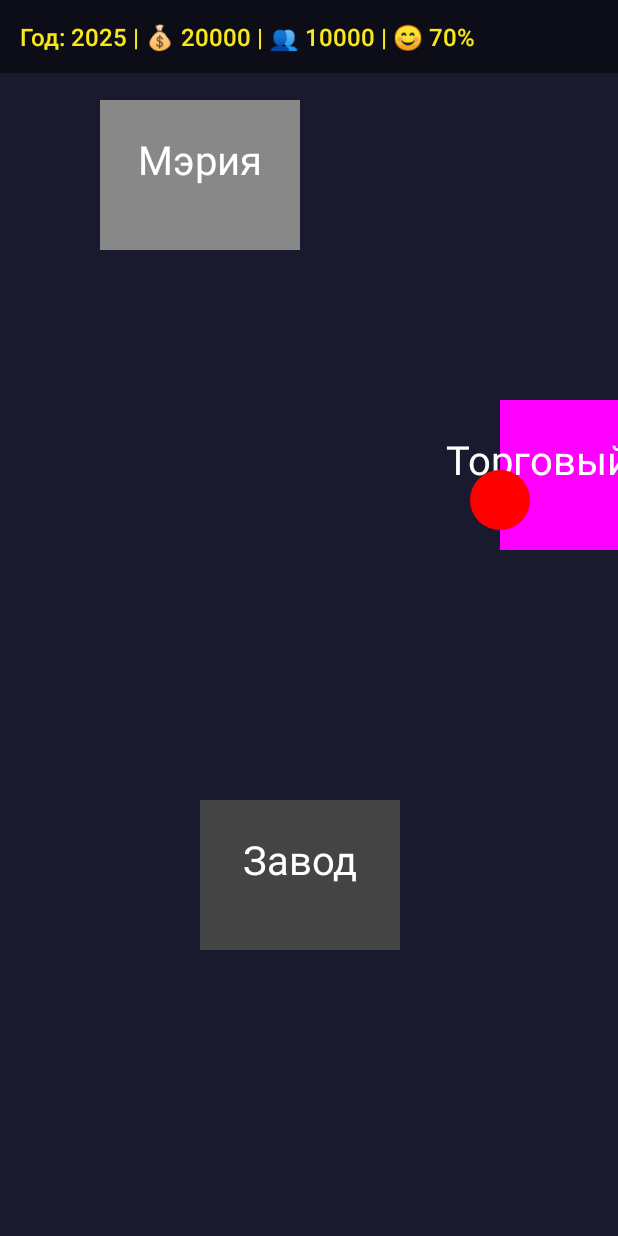
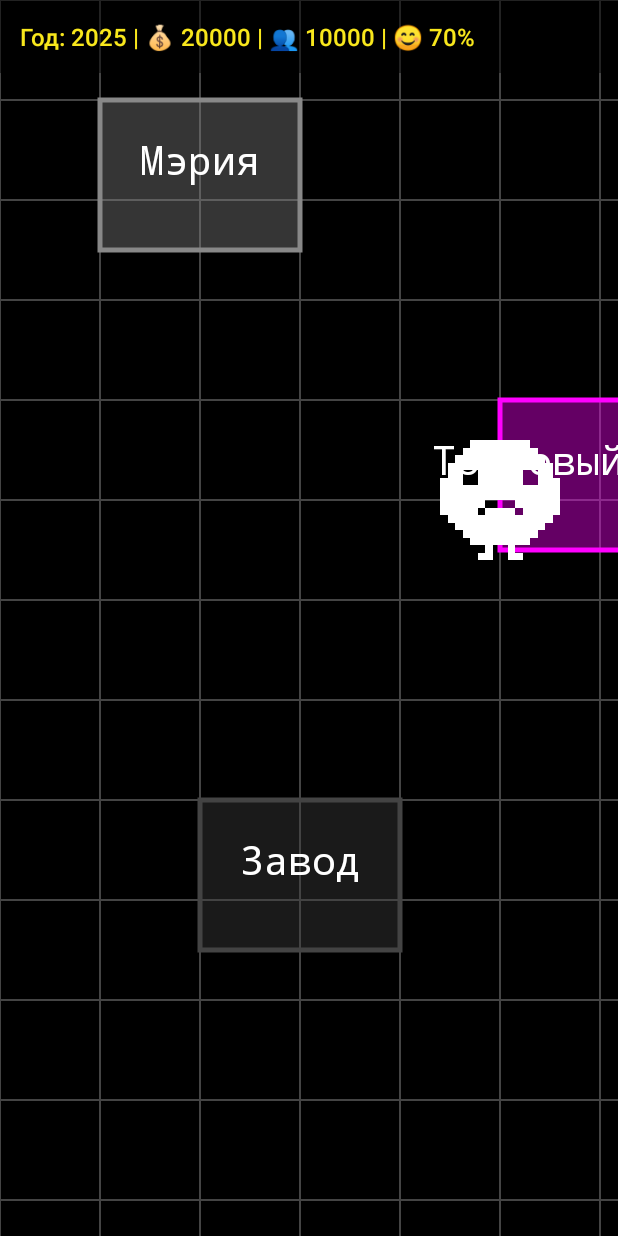
Before and after one commit to FUJAKEY/mobile_game, an Android app: the screen it shows after launch (MainActivity), after a tap on "ЛЕГКО", on a phone screen of 412 x 824 dp. Run offline under Robolectric (Android 15) with nearby library versions, the phone set to English and light mode, and no system bars; 1 other tap on this screen came first.

Commit message:
Fix Dialog blocking bug and implement Pixel Art style for Poplos
- **Bug Fix:** Replaced `AlertDialog.setItems` with a custom `LinearLayout` containing `Button`s. This ensures event choices are visible and clickable, resolving the user's "stuck" issue.
- **Pixel Art Style:** Updated `GameView` to render the player as a generated pixel-art Bitmap (16x16 scaled) and used a black/white "Undertale" aesthetic for the map and dialogs.
- **UI Update:** Switched fonts to Monospace for a retro feel.
- **Verification:** Maintained Russian localization and build configuration.

This commit resolves the reported blocking bug and pivots the visual style to the requested pixel art theme.

```diff
--- a/app/src/main/java/com/poplos/GameView.kt
+++ b/app/src/main/java/com/poplos/GameView.kt
@@ -1,22 +1,28 @@
 package com.poplos
 
 import android.content.Context
+import android.graphics.Bitmap
 import android.graphics.Canvas
 import android.graphics.Color
 import android.graphics.Paint
+import android.graphics.Rect
 import android.graphics.RectF
-import android.util.AttributeSet
 import android.view.MotionEvent
 import android.view.View
 
 class GameView(context: Context, private val gameEngine: GameEngine, private val onEventTriggered: (Building) -> Unit) : View(context) {
 
     private val paint = Paint()
-    private val playerPaint = Paint().apply { color = Color.RED }
     private val textPaint = Paint().apply {
         color = Color.WHITE
         textSize = 40f
         textAlign = Paint.Align.CENTER
+        typeface = android.graphics.Typeface.MONOSPACE
+    }
+
+    // Generate a simple pixel art bitmap for the player
+    private val playerBitmap: Bitmap by lazy {
+        createPixelCharacter()
     }
 
     private var targetX: Float? = null
@@ -25,18 +31,44 @@ class GameView(context: Context, private val gameEngine: GameEngine, private val
     override fun onDraw(canvas: Canvas) {
         super.onDraw(canvas)
 
-        // Draw Background
-        canvas.drawColor(Color.parseColor("#1A1A2E")) // Dark Blue ground
+        // Draw Background (Black for retro feel)
+        canvas.drawColor(Color.BLACK)
+
+        // Draw Grid Lines (optional, for retro feel)
+        paint.color = Color.DKGRAY
+        paint.strokeWidth = 2f
+        for (i in 0 until width step 100) {
+            canvas.drawLine(i.toFloat(), 0f, i.toFloat(), height.toFloat(), paint)
+        }
+        for (i in 0 until height step 100) {
+            canvas.drawLine(0f, i.toFloat(), width.toFloat(), i.toFloat(), paint)
+        }
 
         // Draw Buildings
         gameEngine.buildings.forEach { building ->
             paint.color = building.color
-            canvas.drawRect(building.rect, paint)
+            paint.style = Paint.Style.STROKE
+            paint.strokeWidth = 5f
+            canvas.drawRect(building.rect, paint) // Outline
+
+            paint.style = Paint.Style.FILL
+            paint.alpha = 100
+            canvas.drawRect(building.rect, paint) // Transparent fill
+            paint.alpha = 255
+
+            // Pixelated Text
             canvas.drawText(building.name, building.rect.centerX(), building.rect.centerY(), textPaint)
         }
 
-        // Draw Player (Mayor)
-        canvas.drawCircle(gameEngine.playerX, gameEngine.playerY, gameEngine.playerSize / 2, playerPaint)
+        // Draw Player (Pixel Art Bitmap)
+        // Center the bitmap on playerX, playerY
+        val destRect = Rect(
+            (gameEngine.playerX - gameEngine.playerSize).toInt(),
+            (gameEngine.playerY - gameEngine.playerSize).toInt(),
+            (gameEngine.playerX + gameEngine.playerSize).toInt(),
+            (gameEngine.playerY + gameEngine.playerSize).toInt()
+        )
+        canvas.drawBitmap(playerBitmap, null, destRect, null)
 
         // Move Player Logic (Simple interpolation)
         if (targetX != null && targetY != null) {
@@ -82,12 +114,45 @@ class GameView(context: Context, private val gameEngine: GameEngine, private val
                 targetX = null
                 targetY = null
                 // Move player back slightly to avoid infinite loop trigger
-                gameEngine.playerX -= 10
-                gameEngine.playerY -= 10
+                gameEngine.playerX -= 15
+                gameEngine.playerY -= 15
 
                 // Trigger Event
                 onEventTriggered(building)
             }
         }
     }
+
+    private fun createPixelCharacter(): Bitmap {
+        val width = 16
+        val height = 16
+        val pixels = IntArray(width * height)
+
+        // Simple "Smile" or Character pattern
+        // 0 = Transparent, 1 = White
+        val pattern = listOf(
+            0,0,0,0,1,1,1,1,1,1,1,1,0,0,0,0,
+            0,0,0,1,1,1,1,1,1,1,1,1,1,0,0,0,
+            0,0,1,1,1,1,1,1,1,1,1,1,1,1,0,0,
+            0,1,1,1,1,1,1,1,1,1,1,1,1,1,1,0,
+            0,1,1,0,0,1,1,1,1,1,1,0,0,1,1,0, // Eyes
+            1,1,1,0,0,1,1,1,1,1,1,0,0,1,1,1,
+            1,1,1,1,1,1,1,1,1,1,1,1,1,1,1,1,
+            1,1,1,1,1,1,1,1,1,1,1,1,1,1,1,1,
+            1,1,1,1,1,1,0,0,0,0,1,1,1,1,1,1, // Mouth
+            1,1,1,1,1,0,1,1,1,1,0,1,1,1,1,1,
+            0,1,1,1,1,1,1,1,1,1,1,1,1,1,1,0,
+            0,0,1,1,1,1,1,1,1,1,1,1,1,1,0,0,
+            0,0,0,1,1,1,1,1,1,1,1,1,1,0,0,0,
+            0,0,0,0,1,1,1,1,1,1,1,1,0,0,0,0,
+            0,0,0,0,0,0,1,0,0,1,0,0,0,0,0,0, // Legs
+            0,0,0,0,0,1,1,0,0,1,1,0,0,0,0,0
+        )
+
+        for (i in pixels.indices) {
+            pixels[i] = if (pattern[i] == 1) Color.WHITE else Color.TRANSPARENT
+        }
+
+        return Bitmap.createBitmap(pixels, width, height, Bitmap.Config.ARGB_8888)
+    }
 }
```
Also changed, not shown: app/src/main/java/com/poplos/MainActivity.kt (+56 -8 lines), 1 other file.
